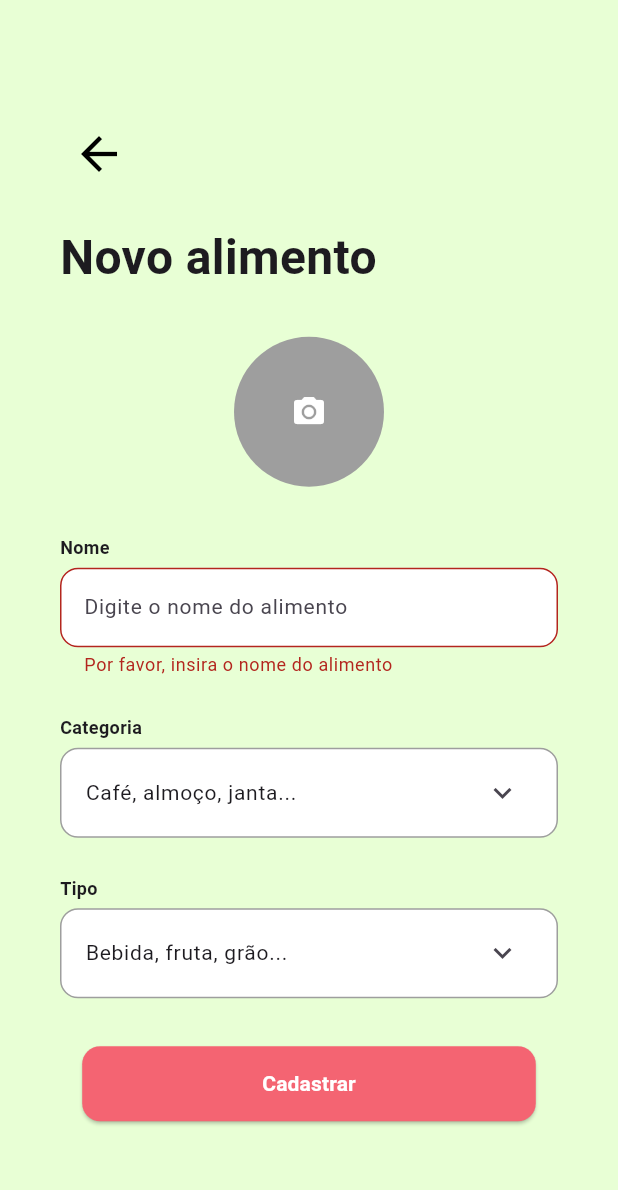
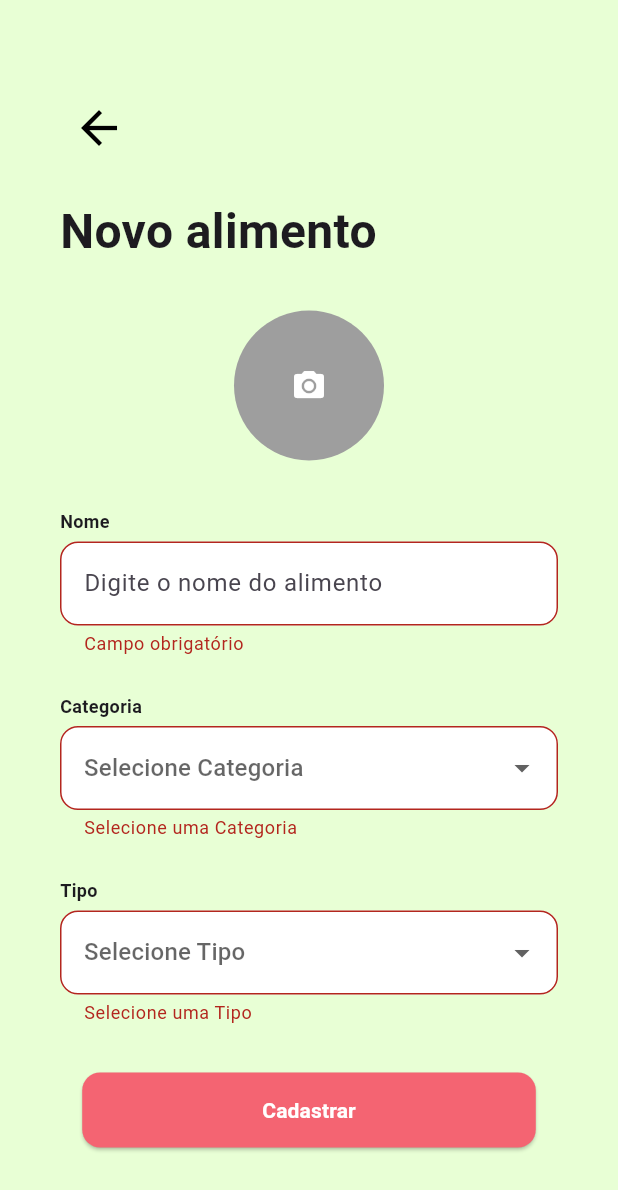
Before and after one commit to beatrizfeitosa/aplicativo-nutricao, a Flutter app: the CadastroAlimento screen opened directly, after a tap on "Cadastrar", on a phone screen of 412 x 824 dp. Shown: the top 1190 px of the screen. Run offline on Flutter 3.47's test engine with Material 3 defaults, Android fonts, the phone set to English and light mode, and no system bars; our stand-ins replace flutter_masked_text2, google_fonts, image_picker, sqflite; accounts and stored records are empty.

Commit message:
Correction in the checkbox and addition of new items

```diff
--- a/lib/view/cadastro_alimento.dart
+++ b/lib/view/cadastro_alimento.dart
@@ -34,10 +34,7 @@ class _CadastroAlimentoState extends State<CadastroAlimento> {
                 children: [
                   Row(
                     children: [
-                      Padding(
-                        padding: const EdgeInsets.only(
-                            left: 0),
-                        child: IconButton(
+                      IconButton(
                         icon: const Icon(
                           Icons.arrow_back,
                           size: 36,
@@ -47,20 +44,18 @@ class _CadastroAlimentoState extends State<CadastroAlimento> {
                           Navigator.pop(context);
                         },
                       ),
-                      ),
                     ],
                   ),
                   const SizedBox(height: 20),
-                  const Row(
-                    children: [
-                      Text(
+                  const Align(
+                    alignment: Alignment.centerLeft,
+                    child: Text(
                       "Novo alimento",
                       style: TextStyle(
                         fontSize: 32,
                         fontWeight: FontWeight.bold,
                       ),
                     ),
-                    ],
                   ),
                   const SizedBox(height: 30),
                   GestureDetector(
@@ -77,192 +72,30 @@ class _CadastroAlimentoState extends State<CadastroAlimento> {
                           ),
                   ),
                   const SizedBox(height: 32),
-                  const Align(
-                    alignment: Alignment.centerLeft,
-                    child: Text(
-                      'Nome',
-                      style:
-                          TextStyle(fontSize: 12, fontWeight: FontWeight.bold),
-                    ),
-                  ),
-                  const SizedBox(height: 5),
-                  TextFormField(
-                    controller: _nomeController,
-                    decoration: InputDecoration(
-                      hintText: 'Digite o nome do alimento',
-                      border: OutlineInputBorder(
-                        borderRadius: BorderRadius.circular(12),
-                        borderSide:
-                            const BorderSide(color: Colors.grey, width: 1000),
-                      ),
-                      filled: true,
-                      fillColor: Colors.white,
-                    ),
-                    style: const TextStyle(
-                      fontSize: 14,
-                    ),
-                    validator: (value) {
-                      if (value == null || value.isEmpty) {
-                        return 'Por favor, insira o nome do alimento';
-                      }
-                      return null;
-                    },
-                    maxLines: 1,
+                  _buildTextField('Nome', _nomeController, 'Digite o nome do alimento'),
+                  const SizedBox(height: 25),
+                  _buildDropdownField(
+                    'Categoria',
+                    _categoriaSelecionada,
+                    ['Café', 'Almoço', 'Janta'],
+                    (value) => setState(() => _categoriaSelecionada = value),
                   ),
                   const SizedBox(height: 25),
-                  const Align(
-                    alignment: Alignment.centerLeft,
-                    child: Text(
-                      'Categoria',
-                      style:
-                          TextStyle(fontSize: 12, fontWeight: FontWeight.bold),
-                    ),
-                  ),
-                  const SizedBox(height: 5),
-                  Container(
-                    decoration: BoxDecoration(
-                      color: Colors.white,
-                      border: Border.all(color: Colors.grey),
-                      borderRadius: BorderRadius.circular(12),
-                    ),
-                    child: Align(
-                      alignment: Alignment.centerLeft,
-                      child: ExpansionTile(
-                        title: Text(
-                          _categoriaSelecionada ?? 'Café, almoço, janta...',
-                          style: TextStyle(
-                            fontSize: 14,
-                            fontWeight: FontWeight.normal,
-                          ),
-                        ),
-                        children: <Widget>[
-                          const Divider(),
-                          ListTile(
-                            title: const Text('Café'),
-                            onTap: () {
-                              setState(() {
-                                _categoriaSelecionada =
-                                    'Café'; // Atualiza a categoria selecionada
-                              });
-                            },
-                          ),
-                          const Divider(),
-                          ListTile(
-                            title: const Text('Almoço'),
-                            onTap: () {
-                              setState(() {
-                                _categoriaSelecionada =
-                                    'Almoço'; // Atualiza a categoria selecionada
-                              });
-                            },
-                          ),
-                          const Divider(),
-                          ListTile(
-                            title: const Text('Janta'),
-                            onTap: () {
-                              setState(() {
-                                _categoriaSelecionada =
-                                    'Janta'; // Atualiza a categoria selecionada
-                              });
-                            },
-                          ),
-                        ],
-                      ),
-                    ),
-                  ),
-                  const SizedBox(height: 25),
-                  const Align(
-                    alignment: Alignment.centerLeft,
-                    child: Text(
+                  _buildDropdownField(
                     'Tipo',
-                      style:
-                          TextStyle(fontSize: 12, fontWeight: FontWeight.bold),
-                    ),
-                  ),
-                  const SizedBox(height: 5),
-                  Container(
-                    decoration: BoxDecoration(
-                      color: Colors.white,
-                      border: Border.all(color: Colors.grey),
-                      borderRadius: BorderRadius.circular(12),
-                    ),
-                    child: Align(
-                      alignment: Alignment.centerLeft,
-                      child: ExpansionTile(
-                        title: Text(
-                          _tipoSelecionado ?? 'Bebida, fruta, grão...',
-                          style: TextStyle(
-                            fontSize: 14,
-                            fontWeight: FontWeight.normal,
-                          ),
-                        ),
-                        children: <Widget>[
-                          const Divider(),
-                          ListTile(
-                            title: const Text('Bebida'),
-                            onTap: () {
-                              setState(() {
-                                _tipoSelecionado =
-                                    'Bebida'; // Atualiza a categoria selecionada
-                              });
-                            },
-                          ),
-                          const Divider(),
-                          ListTile(
-                            title: const Text('Proteina'),
-                            onTap: () {
-                              setState(() {
-                                _tipoSelecionado =
-                                    'Proteina'; // Atualiza a categoria selecionada
-                              });
-                            },
-                          ),
-                          const Divider(),
-                          ListTile(
-                            title: const Text('Carboidrato'),
-                            onTap: () {
-                              setState(() {
-                                _tipoSelecionado =
-                                    'Carboidrato'; // Atualiza a categoria selecionada
-                              });
-                            },
-                          ),
-                          const Divider(),
-                          ListTile(
-                            title: const Text('Fruta'),
-                            onTap: () {
-                              setState(() {
-                                _tipoSelecionado =
-                                    'Fruta'; // Atualiza a categoria selecionada
-                              });
-                            },
-                          ),
-                          const Divider(),
-                          ListTile(
-                            title: const Text('Grão'),
-                            onTap: () {
-                              setState(() {
-                                _tipoSelecionado =
-                                    'Grão'; // Atualiza a categoria selecionada
-                              });
-                            },
-                          ),
-                        ],
-                      ),
-                    ),
+                    _tipoSelecionado,
+                    ['Bebida', 'Proteina', 'Carboidrato', 'Fruta', 'Grão', 'Doce', 'Legume', 'Verdura', 'Outros'],
+                    (value) => setState(() => _tipoSelecionado = value),
                   ),
                   const SizedBox(height: 32),
                   ElevatedButton(
                     onPressed: () async {
-                      String? categoria = _categoriaSelecionada;
-                      String? tipo = _tipoSelecionado;
-
                       if (_formKey.currentState!.validate()) {
-                        if (categoria != null && tipo != null) {
+                        if (_categoriaSelecionada != null && _tipoSelecionado != null) {
                           await AlimentosController().cadastrarAlimento(
                             nome: _nomeController.text,
-                            tipo: tipo,
-                            categoria: categoria,
+                            tipo: _tipoSelecionado!,
+                            categoria: _categoriaSelecionada!,
                             foto: _imagePath,
                             userId: userProviderId.userId!,
                           );
@@ -271,8 +104,7 @@ class _CadastroAlimentoState extends State<CadastroAlimento> {
                         } else {
                           ScaffoldMessenger.of(context).showSnackBar(
                             const SnackBar(
-                              content:
-                                  Text('Selecione uma categoria e um tipo.'),
+                              content: Text('Selecione uma categoria e um tipo.'),
                             ),
                           );
                         }
@@ -280,20 +112,14 @@ class _CadastroAlimentoState extends State<CadastroAlimento> {
                     },
                     style: ElevatedButton.styleFrom(
                       backgroundColor: const Color(0xFFF46472),
-                      foregroundColor: Colors.white,
-                      padding: const EdgeInsets.symmetric(
-                          horizontal: 120, vertical: 15),
+                      padding: const EdgeInsets.symmetric(horizontal: 120, vertical: 15),
                       shape: RoundedRectangleBorder(
                         borderRadius: BorderRadius.circular(12),
                       ),
                     ),
                     child: const Text(
-                      'Cadastrar', // Texto do botão
-                      style: TextStyle(
-                        fontWeight: FontWeight.bold,
-                        color: Colors
-                            .white, // Garante que a cor do texto seja branca
-                      ),
+                      'Cadastrar',
+                      style: TextStyle(fontWeight: FontWeight.bold, color: Colors.white),
                     ),
                   ),
                 ],
@@ -302,6 +128,69 @@ class _CadastroAlimentoState extends State<CadastroAlimento> {
           ),
         ),
       ),
+    );
+  }
+
+  Widget _buildTextField(String label, TextEditingController controller, String hint) {
+    return Column(
+      crossAxisAlignment: CrossAxisAlignment.start,
+      children: [
+        Text(
+          label,
+          style: const TextStyle(fontSize: 12, fontWeight: FontWeight.bold),
+        ),
+        const SizedBox(height: 5),
+        TextFormField(
+          controller: controller,
+          decoration: InputDecoration(
+            hintText: hint,
+            border: OutlineInputBorder(
+              borderRadius: BorderRadius.circular(12),
+            ),
+            filled: true,
+            fillColor: Colors.white,
+          ),
+          validator: (value) => value == null || value.isEmpty ? 'Campo obrigatório' : null,
+        ),
+      ],
+    );
+  }
+
+  Widget _buildDropdownField(
+    String label,
+    String? selectedValue,
+    List<String> items,
+    Function(String?) onChanged,
+  ) {
+    return Column(
+      crossAxisAlignment: CrossAxisAlignment.start,
+      children: [
+        Text(
+          label,
+          style: const TextStyle(fontSize: 12, fontWeight: FontWeight.bold),
+        ),
+        const SizedBox(height: 5),
+        DropdownButtonFormField<String>(
+          value: selectedValue,
+          decoration: InputDecoration(
+            border: OutlineInputBorder(
+              borderRadius: BorderRadius.circular(12),
+            ),
+            filled: true,
+            fillColor: Colors.white,
+          ),
+          hint: Text('Selecione $label'),
+          onChanged: onChanged,
+          items: items.map((item) {
+            return DropdownMenuItem(
+              value: item,
+              child: Text(item),
+            );
+          }).toList(),
+          validator: (value) =>
+              value == null || value.isEmpty ? 'Selecione uma $label' : null,
+        ),
+      ],
     );
   }
 
```
Lines whose indentation alone changed are shown as unchanged.
